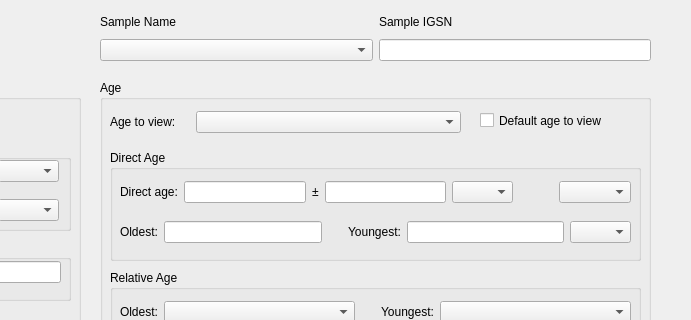
kathrynmetcalf/GeoCORK, file ui/SampleInformation.ui: the form before one commit; both pictures show x 590 to 1281 and y 0 to 320 of the 1281 by 824 pixel window.
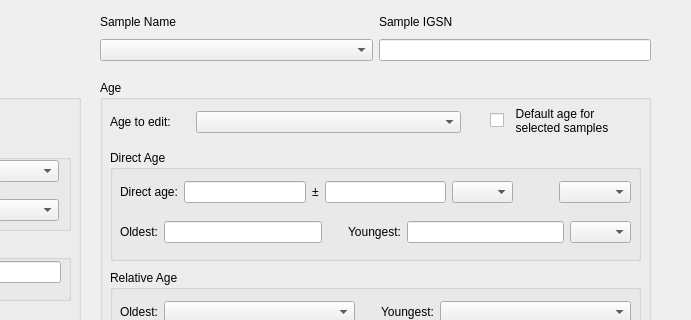
The form after the commit. Custom widgets are drawn as their Qt base class.

Commit message: Figured out the issue with triggers. New.value refers to the value /after/ updating regardless if it changed or not. Added a new file Widget_classes.py for widgets not related to trees or tables. Created a FocusGroupBox to track when all children in the groupbox lose focus to trigger an edit. Added code to update age and gps, but still debugging

Patch:
```diff
--- a/ui/SampleInformation.ui
+++ b/ui/SampleInformation.ui
@@ -708,14 +708,15 @@
    <widget class="QCheckBox" name="default_age_checkBox">
     <property name="geometry">
      <rect>
-      <x>380</x>
-      <y>30</y>
-      <width>161</width>
-      <height>21</height>
+      <x>390</x>
+      <y>20</y>
+      <width>141</width>
+      <height>41</height>
      </rect>
     </property>
     <property name="text">
-     <string>Default age to view</string>
+     <string>  Default age for
+  selected samples</string>
     </property>
    </widget>
    <widget class="QWidget" name="">
@@ -743,7 +744,7 @@
         </size>
        </property>
        <property name="text">
-        <string>Age to view:</string>
+        <string>Age to edit:</string>
        </property>
       </widget>
      </item>
@@ -1238,6 +1239,12 @@
    <extends>QComboBox</extends>
    <header location="global">Functions/Table_classes.h</header>
   </customwidget>
+  <customwidget>
+   <class>FocusGroupBox</class>
+   <extends>QGroupBox</extends>
+   <header>Functions/Widget_classes.h</header>
+   <container>1</container>
+  </customwidget>
  </customwidgets>
  <resources/>
  <connections/>
```
Left out of the diff: 20 changed lines with no effect on the pictures. The commit also changes 6 other files.
